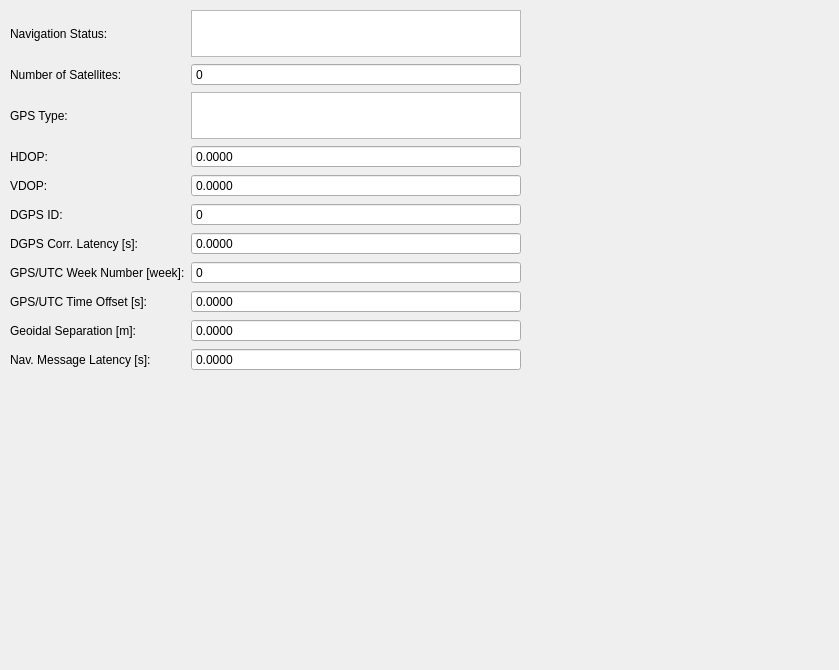
jmaye/libposlv, file src/lib/visualization/SecondaryGPSControl.ui: the form before one commit.
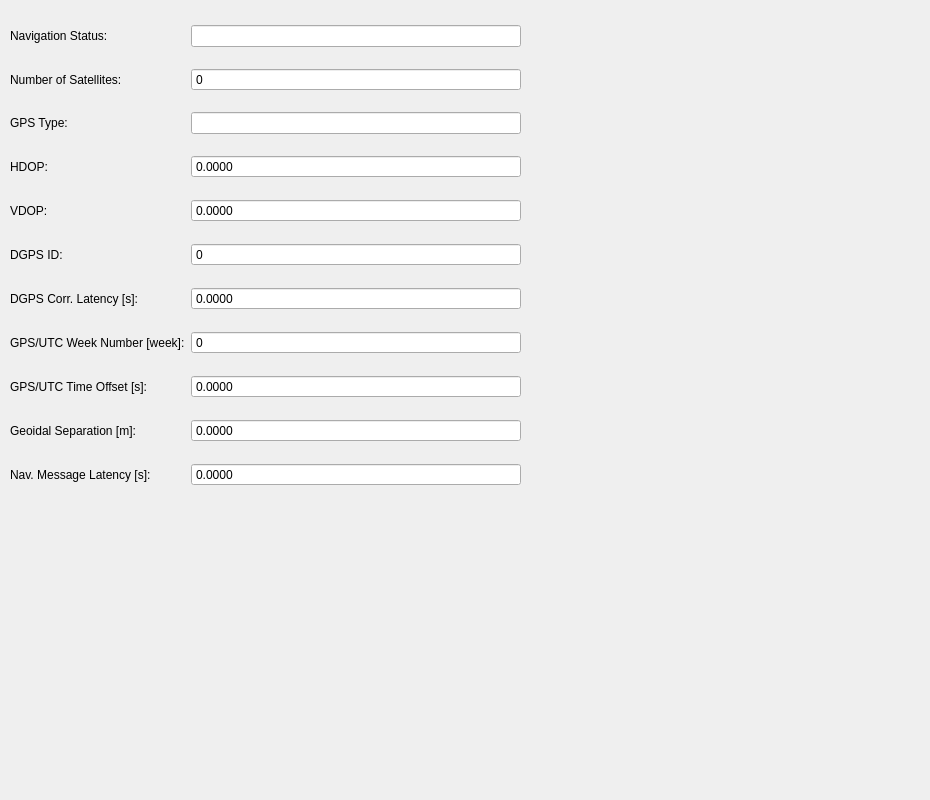
The form after the commit.

```diff
--- a/src/lib/visualization/SecondaryGPSControl.ui
+++ b/src/lib/visualization/SecondaryGPSControl.ui
@@ -6,8 +6,8 @@
    <rect>
     <x>0</x>
     <y>0</y>
-    <width>839</width>
-    <height>670</height>
+    <width>930</width>
+    <height>800</height>
    </rect>
   </property>
   <property name="windowTitle">
@@ -19,7 +19,7 @@
      <x>10</x>
      <y>10</y>
      <width>511</width>
-     <height>361</height>
+     <height>501</height>
     </rect>
    </property>
    <layout class="QGridLayout" name="secondaryGPSLayout">
@@ -50,9 +50,6 @@
       </property>
      </widget>
     </item>
-    <item row="0" column="1">
-     <widget class="QTextBrowser" name="navSecGPSText"/>
-    </item>
     <item row="2" column="0">
      <widget class="QLabel" name="secGPSTypelabel">
       <property name="text">
@@ -60,9 +57,6 @@
       </property>
      </widget>
     </item>
-    <item row="2" column="1">
-     <widget class="QTextBrowser" name="secGPSTypeText"/>
-    </item>
     <item row="9" column="0">
      <widget class="QLabel" name="geoidalSecGPSLabel">
       <property name="text">
@@ -259,6 +253,16 @@
       </property>
      </widget>
     </item>
+    <item row="0" column="1">
+     <widget class="QLineEdit" name="navSecGPSText">
+      <property name="readOnly">
+       <bool>true</bool>
+      </property>
+     </widget>
+    </item>
+    <item row="2" column="1">
+     <widget class="QLineEdit" name="secGPSTypeText"/>
+    </item>
    </layout>
   </widget>
  </widget>
```
